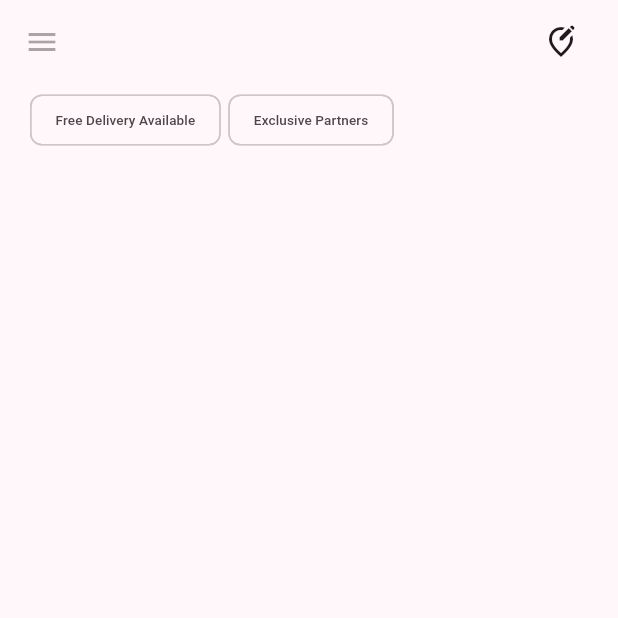
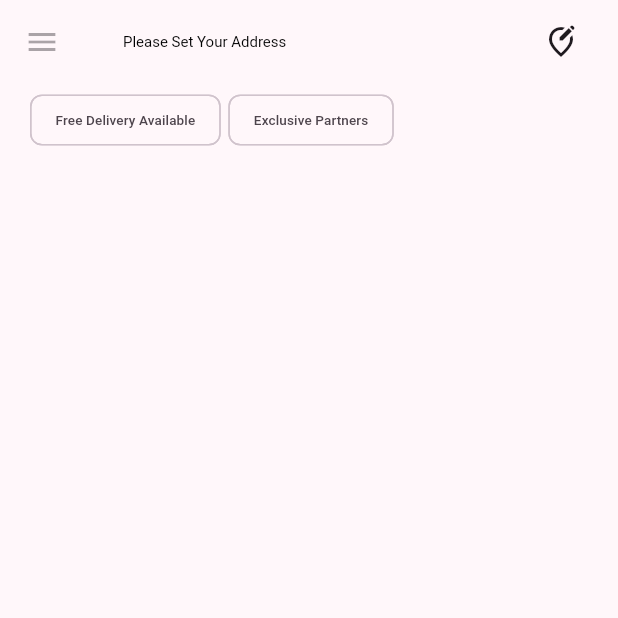
Before and after one commit to lightbiteMY/lightbite, a Flutter app: the HomeTemplate screen opened directly with empty values, on a phone screen of 412 x 824 dp, the top half of it. Run offline on Flutter 3.47's test engine with Material 2 defaults, Android fonts, the phone set to English and light mode, and no system bars; network calls fail.

Commit message:
Update HomeTemplete to include FavouritePlaceList

```diff
--- a/lib/templates/home_template.dart
+++ b/lib/templates/home_template.dart
@@ -1,14 +1,16 @@
 import 'package:flutter/material.dart';
+import 'package:lightbite/models/address_model.dart';
 import 'package:lightbite/models/restaurant_model.dart';
 import 'package:lightbite/molecule/restaurant_card.dart';
 
 class HomeTemplate extends StatelessWidget {
-  final String address;
+  final String defaultInstruction = 'Please Set Your Address';
   final List<RestaurantModel> restaurants;
+  final List<AddressModel> favouritePlaces;
   const HomeTemplate({
     super.key,
-    required this.address,
     required this.restaurants,
+    required this.favouritePlaces,
   });
 
   @override
@@ -22,7 +24,14 @@ class HomeTemplate extends StatelessWidget {
             showModalBottomSheet(
               context: context,
               builder: (BuildContext context) {
-                return Container();
+                return ListView(
+                  padding: const EdgeInsets.all(8),
+                  children: favouritePlaces
+                      .map((place) => ListTile(
+                            title: Text(place.name!),
+                          ))
+                      .toList(),
+                );
               },
             );
           },
@@ -33,7 +42,9 @@ class HomeTemplate extends StatelessWidget {
                 mainAxisAlignment: MainAxisAlignment.spaceBetween,
                 children: [
                   Text(
-                    address,
+                    favouritePlaces.isNotEmpty
+                        ? favouritePlaces[0].getName!
+                        : defaultInstruction,
                     overflow: TextOverflow.ellipsis,
                     maxLines: 4,
                     style: const TextStyle(fontSize: 10, color: Colors.black),
```
